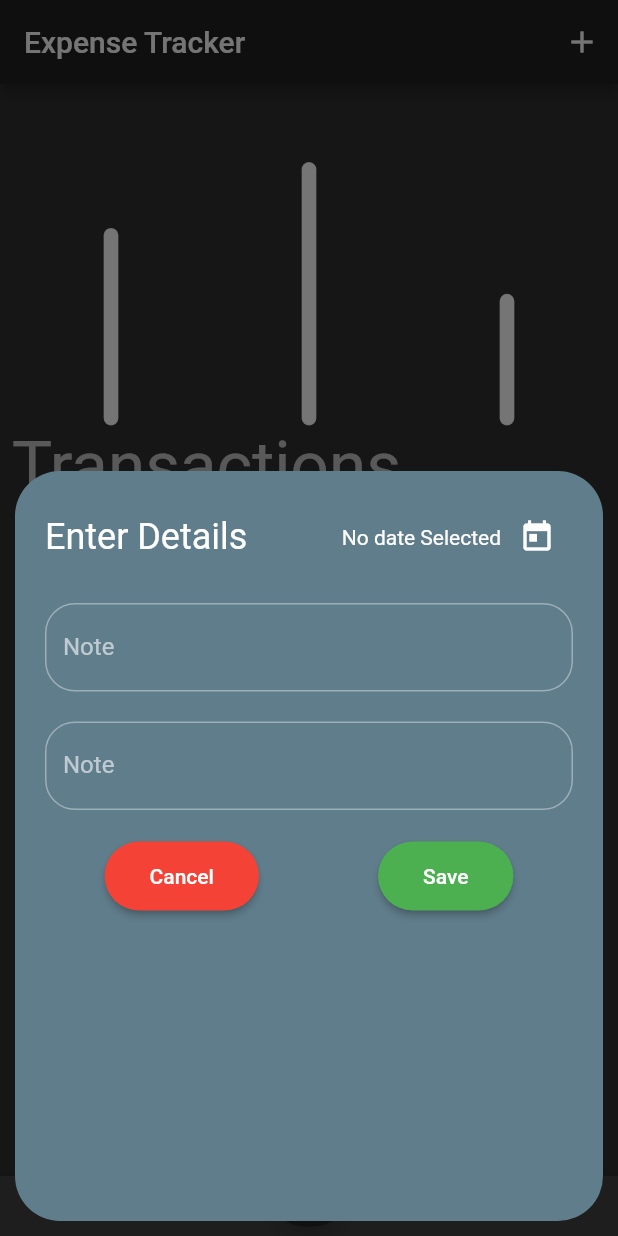
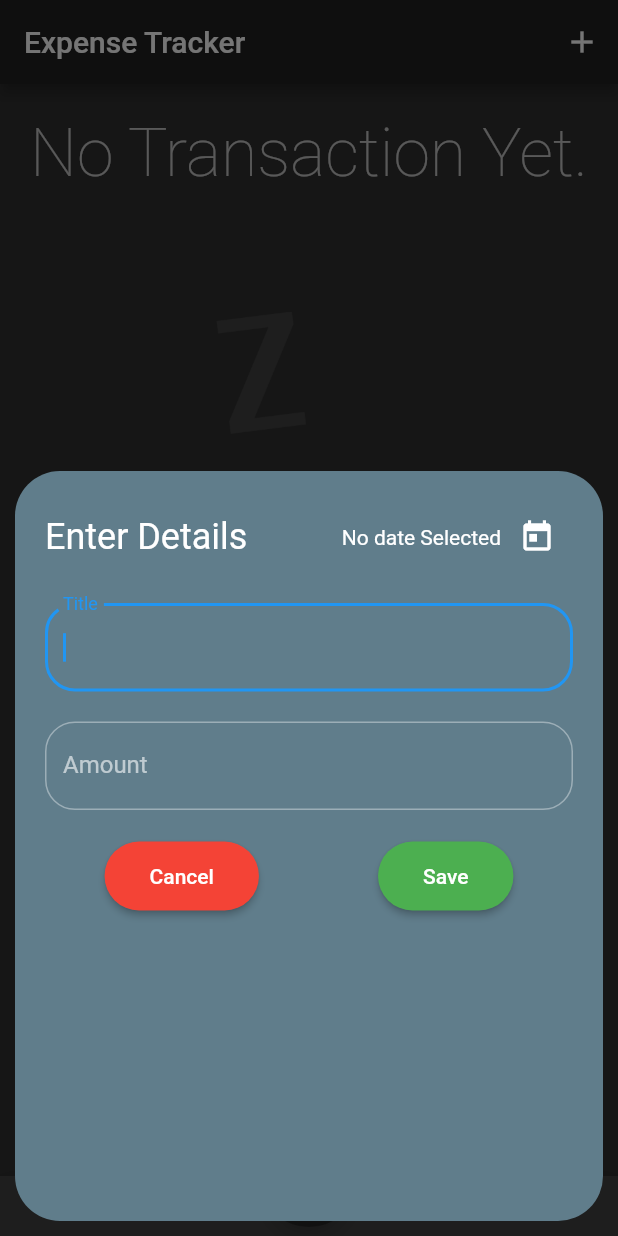
Before and after one commit to SPARSHAGGARWAL17/Flutter, a Flutter app: the screen it shows after launch, after a tap on the "add" icon, on a phone screen of 412 x 824 dp. Run offline on Flutter 3.47's test engine with Material 2 defaults, Android fonts, the phone set to English and light mode, and no system bars; our stand-ins replace firebase_auth, numberpicker; accounts and stored records are empty.

Commit message:
app completed

```diff
--- a/expense_tracker/lib/export.dart
+++ b/expense_tracker/lib/export.dart
@@ -2,3 +2,4 @@ export 'landing.dart';
 export 'package:intl/intl.dart';
 export 'model.dart';
 export 'new_transaction.dart';
+export 'chart.dart';
--- a/expense_tracker/lib/landing.dart
+++ b/expense_tracker/lib/landing.dart
@@ -8,6 +8,7 @@ class LandingPage extends StatefulWidget {
 
 class _LandingPageState extends State<LandingPage> {
   List<Transaction> _userTransaction = [];
+
   List<Transaction> get recentTransaction {
     return _userTransaction.where((tx) {
       return DateTime.parse(tx.date)
@@ -19,6 +20,7 @@ class _LandingPageState extends State<LandingPage> {
     setState(() {
       _userTransaction.add(tx);
       _userTransaction.sort((comp1, comp2) => comp1.date.compareTo(comp2.date));
+      print(recentTransaction);
     });
   }
 
@@ -53,6 +55,7 @@ class _LandingPageState extends State<LandingPage> {
   @override
   Widget build(BuildContext context) {
     return Scaffold(
+      resizeToAvoidBottomPadding: false,
       floatingActionButton: FloatingActionButton(
         onPressed: () => _addTransaction(context),
         child: Icon(Icons.add),
@@ -76,68 +79,49 @@ class _LandingPageState extends State<LandingPage> {
       ),
       body: SafeArea(
         child: Padding(
-          padding: const EdgeInsets.all(8.0),
+          padding: EdgeInsets.all(5),
+          child: _userTransaction.isEmpty
+              ? SingleChildScrollView(
+                  padding: const EdgeInsets.all(15.0),
                   child: Column(
+                    crossAxisAlignment: CrossAxisAlignment.center,
+                    mainAxisAlignment: MainAxisAlignment.center,
+                    children: [
+                      FittedBox(
+                        child: Text(
+                          "No Transaction Yet.",
+                          style: Theme.of(context).textTheme.headline1,
+                        ),
+                      ),
+                      SizedBox(
+                        height: 80,
+                      ),
+                      Container(
+                        height: 300,
+                        child: Image.asset(
+                          "assets/images/waiting.png",
+                          fit: BoxFit.cover,
+                        ),
+                      )
+                    ],
+                  ),
+                )
+              : Column(
                   crossAxisAlignment: CrossAxisAlignment.start,
                   children: [
                     Expanded(
                         flex: 1,
-                child: Row(
-                  crossAxisAlignment: CrossAxisAlignment.end,
-                  mainAxisAlignment: MainAxisAlignment.spaceAround,
-                  children: [
-                    Container(
-                      child: FractionallySizedBox(
-                        alignment: Alignment.bottomCenter,
-                        heightFactor: 0.6,
-                        child: Container(
-                          height: 60,
-                          width: 10,
-                          decoration: BoxDecoration(
-                              color: Colors.white,
-                              border: Border.all(width: 0.1),
-                              borderRadius: BorderRadius.circular(30)),
-                        ),
-                      ),
-                    ),
-                    Container(
-                      child: FractionallySizedBox(
-                        alignment: Alignment.bottomCenter,
-                        heightFactor: 0.8,
-                        child: Container(
-                          height: 60,
-                          width: 10,
-                          decoration: BoxDecoration(
-                              color: Colors.white,
-                              border: Border.all(width: 0.1),
-                              borderRadius: BorderRadius.circular(30)),
-                        ),
-                      ),
-                    ),
-                    Container(
-                      child: FractionallySizedBox(
-                        alignment: Alignment.bottomCenter,
-                        heightFactor: 0.4,
-                        child: Container(
-                          height: 60,
-                          width: 10,
-                          decoration: BoxDecoration(
-                              color: Colors.white,
-                              border: Border.all(width: 0.1),
-                              borderRadius: BorderRadius.circular(30)),
-                        ),
-                      ),
-                    ),
-                  ],
-                ),
-              ),
+                        child: Chart(recentTransaction: recentTransaction)),
                     Text(
                       "Transactions",
                       style: Theme.of(context).textTheme.headline3,
                     ),
-              TransactionList(
+                    Expanded(
+                      flex: 2,
+                      child: TransactionList(
                         transaction: _userTransaction,
                         delete: deleteTransaction,
+                      ),
                     ),
                   ],
                 ),
--- a/expense_tracker/lib/new_transaction.dart
+++ b/expense_tracker/lib/new_transaction.dart
@@ -76,8 +76,9 @@ class _NewTransactionState extends State<NewTransaction> {
         SizedBox(height: 20),
         TextField(
           controller: titleController,
+          autofocus: true,
           decoration: InputDecoration(
-              labelText: "Note",
+              labelText: "Title",
               border:
                   OutlineInputBorder(borderRadius: BorderRadius.circular(20))),
           onSubmitted: (value) {},
@@ -87,7 +88,7 @@ class _NewTransactionState extends State<NewTransaction> {
           controller: amountController,
           keyboardType: TextInputType.number,
           decoration: InputDecoration(
-              labelText: "Note",
+              labelText: "Amount",
               border:
                   OutlineInputBorder(borderRadius: BorderRadius.circular(20))),
           onSubmitted: (value) {},
@@ -134,8 +135,8 @@ class TransactionList extends StatelessWidget {
   TransactionList({this.transaction, this.delete});
   @override
   Widget build(BuildContext context) {
-    return Expanded(
-      flex: 2,
+    return Container(
+      height: 300,
       child: ListView.builder(
         itemCount: transaction.length,
         itemBuilder: (context, int index) {
@@ -146,17 +147,21 @@ class TransactionList extends StatelessWidget {
               child: Row(
                 mainAxisAlignment: MainAxisAlignment.spaceBetween,
                 children: [
-                  Text(
-                    "₹ " + transaction[index].amount.toInt().toString(),
-                    style: Theme.of(context).textTheme.headline4,
+                  FittedBox(
+                    child: Text(
+                      "₹ " + transaction[index].amount.toInt().toString(),
+                      style: Theme.of(context).textTheme.headline4,
+                    ),
                   ),
                   Row(
                     children: [
                       Column(
                         crossAxisAlignment: CrossAxisAlignment.start,
                         children: [
-                          Text(transaction[index].title,
-                              style: Theme.of(context).textTheme.headline5),
+                          FittedBox(
+                            child: Text(transaction[index].title,
+                                style: Theme.of(context).textTheme.headline5),
+                          ),
                           Text(
                             DateFormat.yMMMEd().format(
                               DateTime.parse(transaction[index].date),
--- a/expense_tracker/pubspec.yaml
+++ b/expense_tracker/pubspec.yaml
@@ -43,9 +43,8 @@ flutter:
   # the material Icons class.
   uses-material-design: true
   # To add assets to your application, add an assets section, like this:
-  # assets:
-  #   - images/a_dot_burr.jpeg
-  #   - images/a_dot_ham.jpeg
+  assets:
+    - assets/images/
   # An image asset can refer to one or more resolution-specific "variants", see
   # https://flutter.dev/assets-and-images/#resolution-aware.
   # For details regarding adding assets from package dependencies, see
```
Also changed, not shown: expense_tracker/lib/chart.dart (+61 -4 lines), expense_tracker/lib/testing.dart (deleted, +0 -41 lines), expense_tracker/assets/fonts/OpenSans-Bold.ttf (added), expense_tracker/assets/fonts/OpenSans-Regular.ttf (added), expense_tracker/assets/fonts/Quicksand-Bold.ttf (added), expense_tracker/assets/fonts/Quicksand-Light.ttf (added), expense_tracker/assets/fonts/Quicksand-Medium.ttf (added), expense_tracker/assets/fonts/Quicksand-Regular.ttf (added), expense_tracker/assets/images/waiting.png (added). Lines whose indentation alone changed are shown as unchanged.
